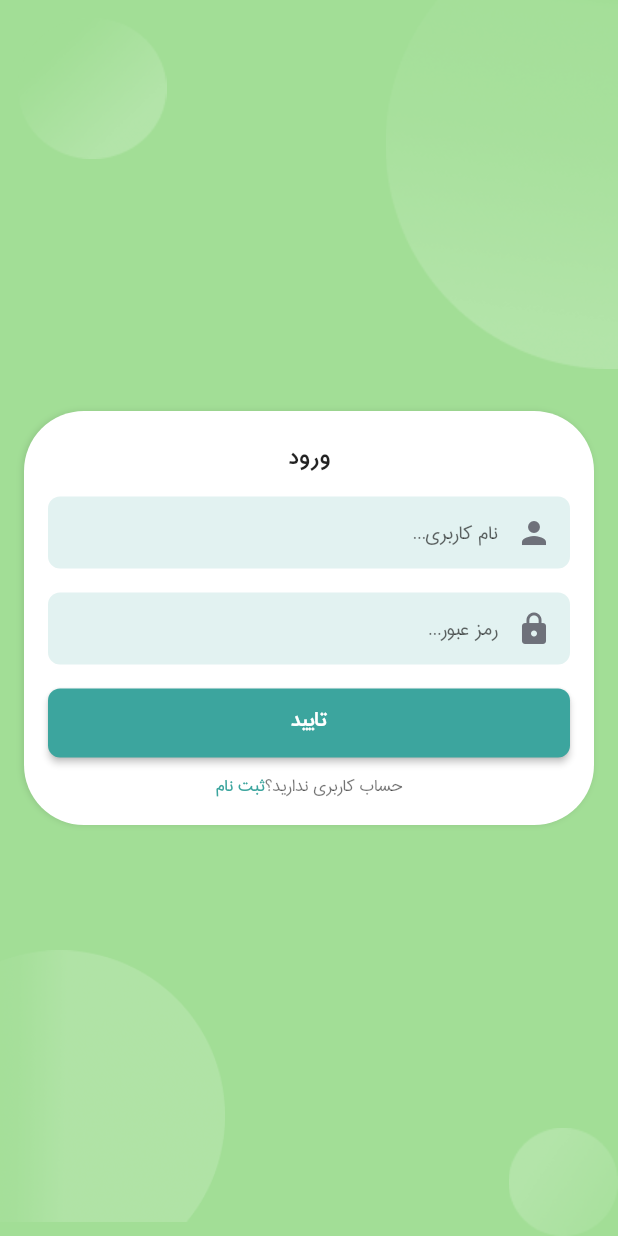
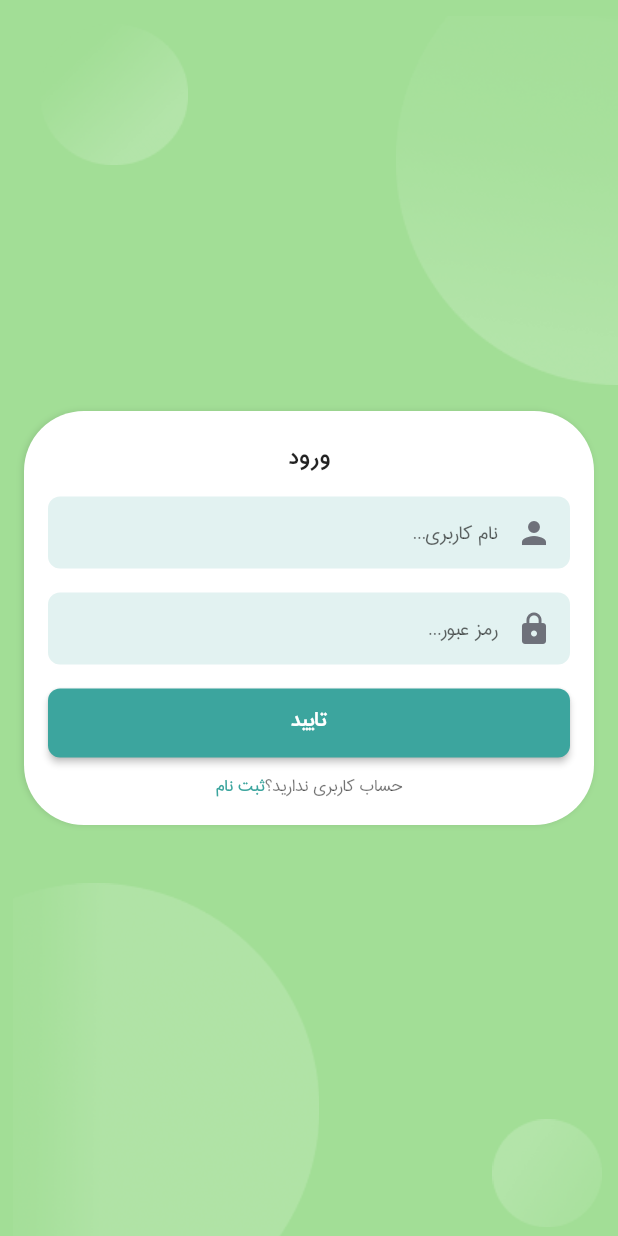
Before and after one commit to yazdanMhmmdi/book_shop, a Flutter app: the SignUpScreen screen opened by its route, after a tap on "ورود", on a phone screen of 412 x 824 dp. Run offline on Flutter 3.47's test engine with Material 2 defaults, Android fonts, the phone set to English and light mode, and no system bars; our stand-ins replace bloc, cached_network_image, carousel_slider, connectivity_plus, equatable, flare_flutter and 11 more; missing offline and left inert: dart:ffi, desktop_window, flare_loading; accounts and stored records are empty.

Commit message:
create background animation

```diff
--- a/lib/constants/assets.dart
+++ b/lib/constants/assets.dart
@@ -16,4 +16,8 @@ class Assets {
   static final String cosmos = "assets/flare/cosmos.flr";
   static final String customerAgent = "assets/images/customer_agent.png";
   static final String logo = "assets/images/logo_n_text.png";
+  static final String circleBottomLeft = "assets/images/circle_1.png";
+  static final String circleBottomRight = "assets/images/circle_2.png";
+  static final String circleTopLeft = "assets/images/circle_3.png";
+  static final String circleTopRight = "assets/images/circle_4.png";
 }
--- a/lib/presentation/ui/sign_up_screen.dart
+++ b/lib/presentation/ui/sign_up_screen.dart
@@ -4,6 +4,7 @@ import 'package:book_shop/constants/colors.dart';
 import 'package:book_shop/constants/strings.dart';
 import 'package:book_shop/logic/bloc/auth_bloc.dart';
 import 'package:book_shop/logic/cubit/internet_cubit.dart';
+import 'package:book_shop/logic/cubit/splash_cubit.dart';
 import 'package:book_shop/presentation/animation/fade_in_animation.dart';
 import 'package:book_shop/presentation/widgets/background_shapes.dart';
 import 'package:book_shop/presentation/widgets/my_button.dart';
--- a/lib/presentation/ui/splash_screen.dart
+++ b/lib/presentation/ui/splash_screen.dart
@@ -18,7 +18,7 @@ class SplashScreen extends StatelessWidget {
   Widget build(BuildContext context) {
     _splashCubit = BlocProvider.of<SplashCubit>(context);
     _splashCubit.intialUserIdFromPrefs();
-
+    // data();
     return BlocListener<SplashCubit, SplashState>(
       listener: (context, state) {
         if (state is SplashIsGuest) {
@@ -63,4 +63,9 @@ class SplashScreen extends StatelessWidget {
       ),
     );
   }
+
+  void data() async {
+    SharedPreferences sharedPreferences = await SharedPreferences.getInstance();
+    sharedPreferences.clear();
+  }
 }
--- a/lib/presentation/widgets/background_shapes.dart
+++ b/lib/presentation/widgets/background_shapes.dart
@@ -1,9 +1,56 @@
+import 'package:book_shop/constants/assets.dart';
+import 'package:book_shop/logic/cubit/splash_cubit.dart';
 import 'package:flutter/material.dart';
+import 'package:flutter_bloc/flutter_bloc.dart';
 
-class BackgroundShapes extends StatelessWidget {
+class BackgroundShapes extends StatefulWidget {
+  @override
+  State<BackgroundShapes> createState() => _BackgroundShapesState();
+}
+
+class _BackgroundShapesState extends State<BackgroundShapes>
+    with TickerProviderStateMixin {
   double width = 150;
+
   double height = 200;
+
   String heroTag = "background_shape";
+
+  late final AnimationController _circleOneController =
+      AnimationController(vsync: this, duration: const Duration(seconds: 3))
+        ..repeat(reverse: true);
+
+  late final AnimationController _circleTwoController =
+      AnimationController(vsync: this, duration: const Duration(seconds: 3))
+        ..repeat(reverse: true);
+
+  late final AnimationController _circleThreeController =
+      AnimationController(vsync: this, duration: const Duration(seconds: 3))
+        ..repeat(reverse: true);
+
+  late final AnimationController _circleFourController =
+      AnimationController(vsync: this, duration: const Duration(seconds: 3))
+        ..repeat(reverse: true);
+
+  late Animation<Offset> circleOneAnimation = Tween<Offset>(
+    begin: Offset.zero,
+    end: Offset(0.12, 0.12),
+  ).animate(_circleOneController);
+
+  late Animation<Offset> circleTwoAnimation = Tween<Offset>(
+    begin: Offset.zero,
+    end: Offset(-0.4, -0.22),
+  ).animate(_circleTwoController);
+
+  late Animation<Offset> circleThreeAnimation = Tween<Offset>(
+    begin: Offset.zero,
+    end: Offset(0.4, 0.12),
+  ).animate(_circleThreeController);
+
+  late Animation<Offset> circleFourAnimation = Tween<Offset>(
+    begin: Offset.zero,
+    end: Offset(0.12, 0.12),
+  ).animate(_circleOneController);
 
   @override
   Widget build(BuildContext context) {
@@ -14,25 +61,38 @@ class BackgroundShapes extends StatelessWidget {
           Positioned(
               bottom: 0,
               left: 0,
-              child: AnimatedContainer(
-                  duration: Duration(milliseconds: 200),
-                  width: width,
-                  height: height,
-                  child: Image.asset("assets/images/circle_1.png"))),
+              child: SlideTransition(
+                  position: circleOneAnimation,
+                  child: Image.asset(Assets.circleBottomLeft))),
           Positioned(
               bottom: 0,
               right: 0,
-              child: Image.asset("assets/images/circle_2.png")),
+              child: SlideTransition(
+                  position: circleTwoAnimation,
+                  child: Image.asset(Assets.circleBottomRight))),
           Positioned(
               top: 12,
               left: 12,
-              child: Image.asset("assets/images/circle_3.png")),
+              child: SlideTransition(
+                  position: circleThreeAnimation,
+                  child: Image.asset(Assets.circleTopLeft))),
           Positioned(
               top: 0,
               right: 0,
-              child: Image.asset("assets/images/circle_4.png")),
+              child: SlideTransition(
+                  position: circleFourAnimation,
+                  child: Image.asset(Assets.circleTopRight))),
         ],
       ),
     );
   }
+
+  @override
+  void dispose() {
+    _circleOneController.dispose();
+    _circleTwoController.dispose();
+    _circleThreeController.dispose();
+    _circleFourController.dispose();
+    super.dispose();
+  }
 }
```
Also changed, not shown: lib/logic/cubit/splash_state.dart (line endings or trailing spaces).
